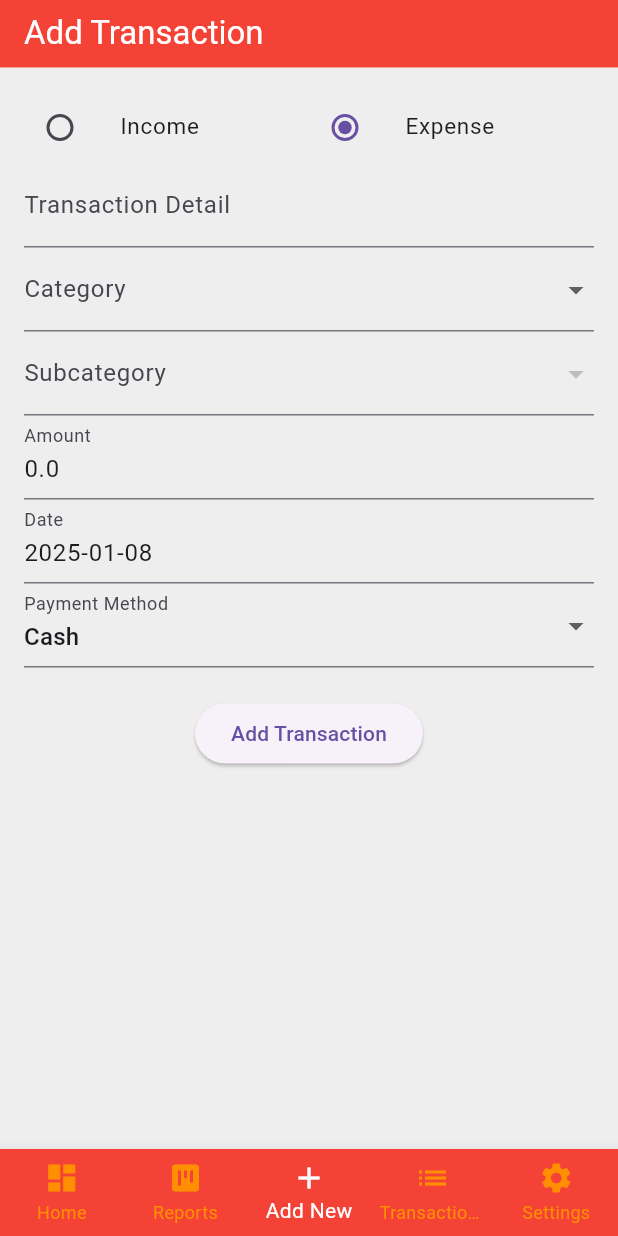
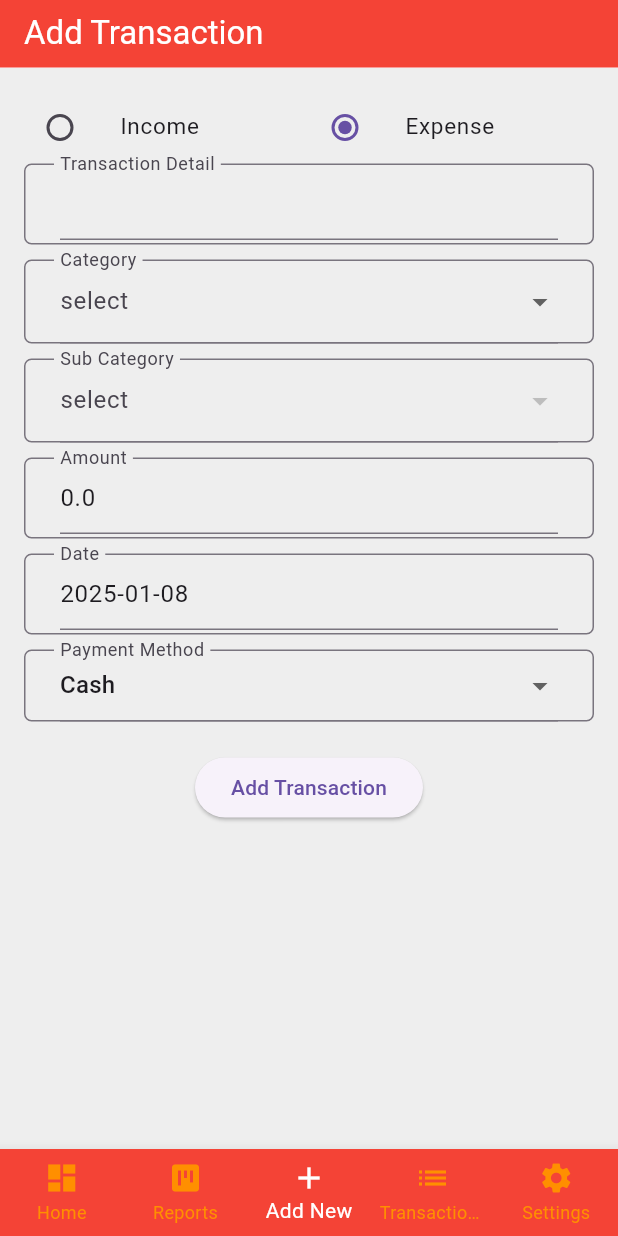
Before and after one commit to sundaramkumar/expenses-tracker, a Flutter app: the screen it shows after launch, item 3 of the bottom bar chosen, on a phone screen of 412 x 824 dp. Run offline on Flutter 3.47's test engine with Material 3 defaults, Android fonts, the light colour scheme and no system bars; our stand-ins replace fl_chart, flutter_slidable, liquid_pull_to_refresh, permission_handler, pie_chart, sqflite; accounts and stored records are empty.

Commit message:
added InputDecorator for input fields

```diff
--- a/lib/pages/expense_page.dart
+++ b/lib/pages/expense_page.dart
@@ -251,10 +251,18 @@ class _ExpensePageState extends State<ExpensePage> {
                           ),
                         ],
                       ),
-                      TextFormField(
+                      InputDecorator(
+                        decoration: InputDecoration(
+                          contentPadding: EdgeInsets.symmetric(
+                              horizontal: 20.0, vertical: 3.0),
+                          labelText: 'Transaction Detail',
+                          border: OutlineInputBorder(
+                              borderRadius: BorderRadius.circular(5.0)),
+                        ),
+                        child: TextFormField(
                           controller: _descriptionController,
-                        decoration:
-                            InputDecoration(labelText: 'Transaction Detail'),
+                          // decoration:
+                          //     InputDecoration(labelText: 'Transaction Detail'),
                           validator: (value) {
                             if (value!.isEmpty) {
                               return 'Please enter the detail.';
@@ -265,9 +273,19 @@ class _ExpensePageState extends State<ExpensePage> {
                             _name = value!;
                           },
                         ),
-                      DropdownButtonFormField<int>(
+                      ),
+                      SizedBox(height: 10),
+                      InputDecorator(
+                        decoration: InputDecoration(
+                          contentPadding: EdgeInsets.symmetric(
+                              horizontal: 20.0, vertical: 0),
+                          labelText: 'Category',
+                          border: OutlineInputBorder(
+                              borderRadius: BorderRadius.circular(5.0)),
+                        ),
+                        child: DropdownButtonFormField<int>(
                           value: _selectedCategory,
-                        decoration: InputDecoration(labelText: 'Category'),
+                          decoration: InputDecoration(labelText: 'select'),
                           items: _categories.map((category) {
                             return DropdownMenuItem<int>(
                               value: category['categoryId'],
@@ -291,9 +309,19 @@ class _ExpensePageState extends State<ExpensePage> {
                             _selectedCategory = value;
                           },
                         ),
-                      DropdownButtonFormField<int>(
+                      ),
+                      SizedBox(height: 10),
+                      InputDecorator(
+                        decoration: InputDecoration(
+                          contentPadding: EdgeInsets.symmetric(
+                              horizontal: 20.0, vertical: 0),
+                          labelText: 'Sub Category',
+                          border: OutlineInputBorder(
+                              borderRadius: BorderRadius.circular(5.0)),
+                        ),
+                        child: DropdownButtonFormField<int>(
                           value: _selectedSubcategory,
-                        decoration: InputDecoration(labelText: 'Subcategory'),
+                          decoration: InputDecoration(labelText: 'select'),
                           items: _subcategories.map((subcategory) {
                             return DropdownMenuItem<int>(
                               value: subcategory['subCategoryId'],
@@ -315,12 +343,22 @@ class _ExpensePageState extends State<ExpensePage> {
                             _selectedSubcategory = value;
                           },
                         ),
-                      TextFormField(
+                      ),
+                      SizedBox(height: 10),
+                      InputDecorator(
+                        decoration: InputDecoration(
+                          contentPadding: EdgeInsets.symmetric(
+                              horizontal: 20.0, vertical: 3),
+                          labelText: 'Amount',
+                          border: OutlineInputBorder(
+                              borderRadius: BorderRadius.circular(5.0)),
+                        ),
+                        child: TextFormField(
                           controller: _amountController,
                           focusNode: _amountFocusNode,
-                        decoration: InputDecoration(
-                          labelText: 'Amount',
-                        ),
+                          // decoration: InputDecoration(
+                          //   labelText: 'Amount',
+                          // ),
                           keyboardType: TextInputType.number,
                           // initialValue: _amount.toString(),
                           validator: (value) {
@@ -333,9 +371,19 @@ class _ExpensePageState extends State<ExpensePage> {
                             _amount = double.parse(value!);
                           },
                         ),
-                      TextFormField(
+                      ),
+                      SizedBox(height: 10),
+                      InputDecorator(
+                        decoration: InputDecoration(
+                          contentPadding: EdgeInsets.symmetric(
+                              horizontal: 20.0, vertical: 3),
+                          labelText: 'Date',
+                          border: OutlineInputBorder(
+                              borderRadius: BorderRadius.circular(5.0)),
+                        ),
+                        child: TextFormField(
                           controller: _dateController,
-                        decoration: InputDecoration(labelText: 'Date'),
+                          // decoration: InputDecoration(labelText: 'select'),
                           readOnly: true,
                           onTap: () => _selectDate(context),
                           validator: (value) {
@@ -348,10 +396,20 @@ class _ExpensePageState extends State<ExpensePage> {
                             _date = value!;
                           },
                         ),
-                      DropdownButtonFormField<String>(
+                      ),
+                      SizedBox(height: 10),
+                      InputDecorator(
+                        decoration: InputDecoration(
+                          contentPadding: EdgeInsets.symmetric(
+                              horizontal: 20.0, vertical: 0),
+                          labelText: 'Payment Method',
+                          border: OutlineInputBorder(
+                              borderRadius: BorderRadius.circular(5.0)),
+                        ),
+                        child: DropdownButtonFormField<String>(
                           value: _paymentMethod,
-                        decoration:
-                            InputDecoration(labelText: 'Payment Method'),
+                          // decoration:
+                          //     InputDecoration(labelText: 'Payment Method'),
                           items: ['Bank', 'Cash', 'Card', 'UPI']
                               .map((String method) {
                             return DropdownMenuItem<String>(
@@ -374,6 +432,7 @@ class _ExpensePageState extends State<ExpensePage> {
                             _paymentMethod = value!;
                           },
                         ),
+                      ),
                       SizedBox(height: 20),
                       ElevatedButton(
                         onPressed: _submitForm,
```
Also changed, not shown: lib/pages/reports_page.dart (+26 -10 lines). Lines whose indentation alone changed are shown as unchanged.
